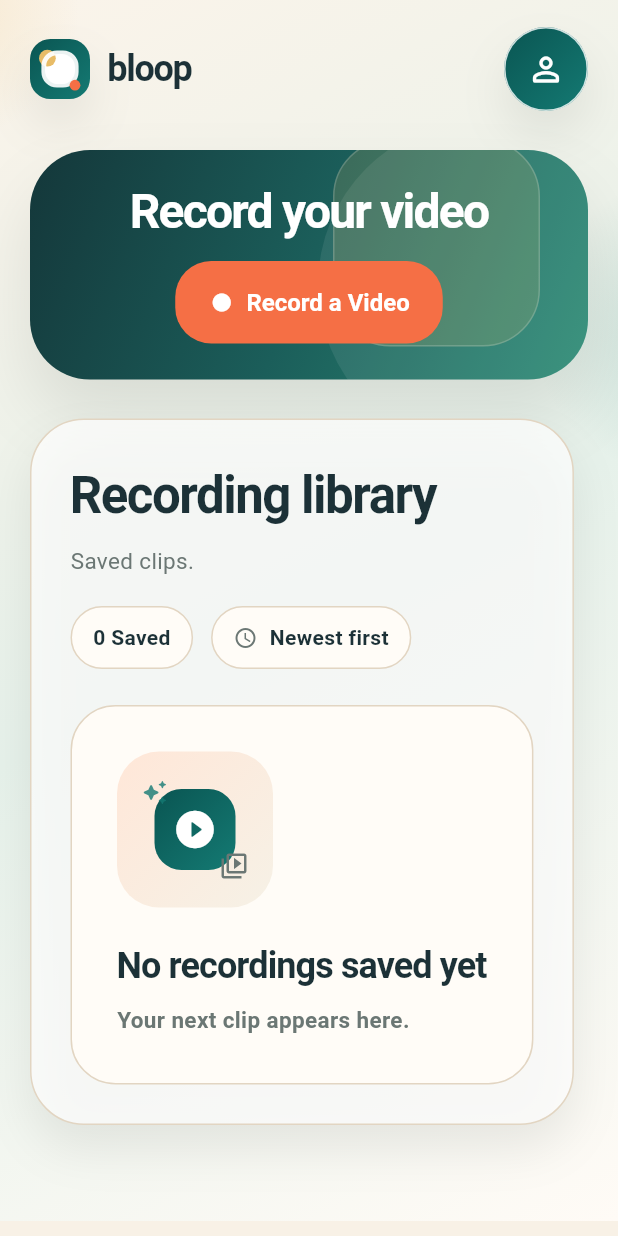
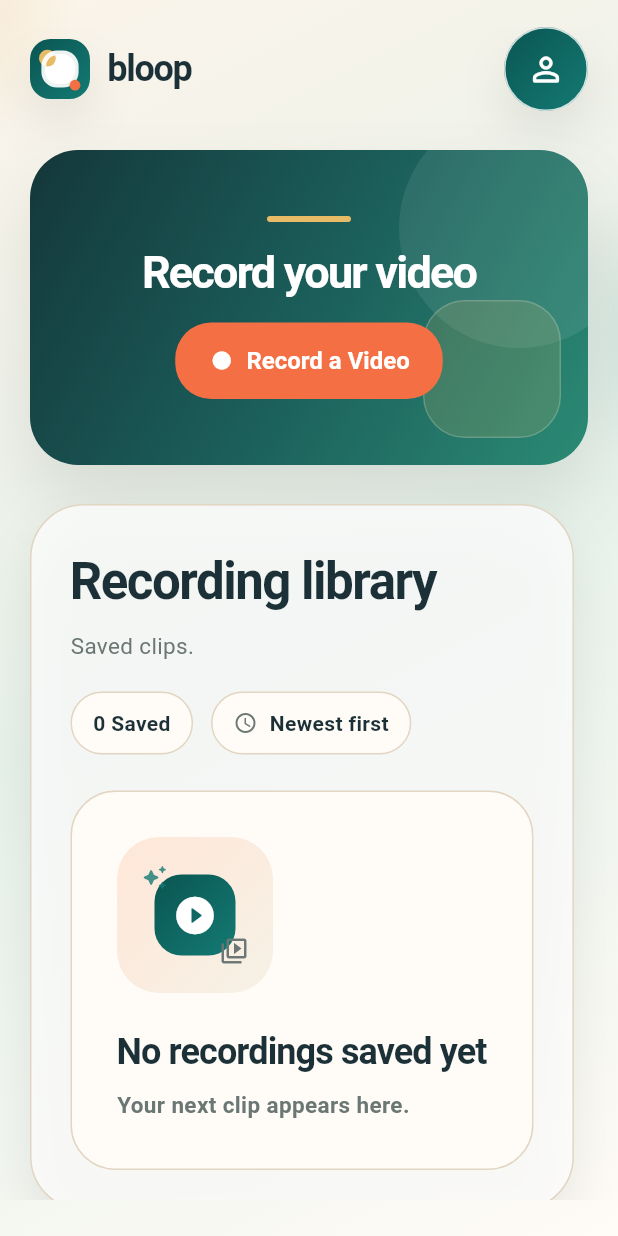
Before and after one commit to Hashirkhan345/cookoo_record, a Flutter app: the screen it shows after launch, on a phone screen of 412 x 824 dp. Run offline on Flutter 3.47's test engine with Material 3 defaults, Android fonts, the phone set to English and light mode, and no system bars; our stand-ins replace camera, cloud_firestore, firebase_auth, firebase_core, flutter_riverpod, google_sign_in and 4 more; missing offline and left inert: camera_web, dart:html, dart:js_interop, shared_preferences_web; accounts and stored records are empty; Roboto replaces fonts that are missing (Georgia).

Commit message:
working on improvements

```diff
--- a/lib/features/video/presentation/screens/video_home_screen.dart
+++ b/lib/features/video/presentation/screens/video_home_screen.dart
@@ -407,24 +407,25 @@ class _HomeHeroCard extends StatelessWidget {
   @override
   Widget build(BuildContext context) {
     final bool isCompact = MediaQuery.sizeOf(context).width < 760;
+    final double cardRadius = isCompact ? 32 : 40;
 
     return Container(
       width: double.infinity,
       decoration: BoxDecoration(
         gradient: VideoFeatureTheme.heroGradient,
-        borderRadius: BorderRadius.circular(40),
+        borderRadius: BorderRadius.circular(cardRadius),
         boxShadow: VideoFeatureTheme.panelShadow,
       ),
       child: ClipRRect(
-        borderRadius: BorderRadius.circular(40),
+        borderRadius: BorderRadius.circular(cardRadius),
         child: Stack(
           children: <Widget>[
             Positioned(
-              right: -40,
-              top: -20,
+              right: isCompact ? -34 : -40,
+              top: isCompact ? -28 : -20,
               child: Container(
-                width: 220,
-                height: 220,
+                width: isCompact ? 160 : 220,
+                height: isCompact ? 160 : 220,
                 decoration: BoxDecoration(
                   shape: BoxShape.circle,
                   color: Colors.white.withValues(alpha: 0.08),
@@ -432,44 +433,61 @@ class _HomeHeroCard extends StatelessWidget {
               ),
             ),
             Positioned(
-              right: 32,
-              bottom: 22,
+              right: isCompact ? 18 : 32,
+              bottom: isCompact ? 18 : 22,
               child: Container(
-                width: 138,
-                height: 138,
+                width: isCompact ? 92 : 138,
+                height: isCompact ? 92 : 138,
                 decoration: BoxDecoration(
                   color: VideoFeatureTheme.focus.withValues(alpha: 0.16),
-                  borderRadius: BorderRadius.circular(38),
+                  borderRadius: BorderRadius.circular(isCompact ? 28 : 38),
                   border: Border.all(
                     color: Colors.white.withValues(alpha: 0.18),
                   ),
                 ),
               ),
             ),
-            Padding(
+            ConstrainedBox(
+              constraints: BoxConstraints(minHeight: isCompact ? 210 : 248),
+              child: Padding(
                 padding: EdgeInsets.fromLTRB(
+                  isCompact ? 24 : 42,
                   isCompact ? 24 : 34,
-                isCompact ? 24 : 34,
-                isCompact ? 24 : 34,
+                  isCompact ? 24 : 42,
                   isCompact ? 24 : 34,
                 ),
+                child: Align(
+                  alignment: Alignment.center,
+                  child: ConstrainedBox(
+                    constraints: BoxConstraints(
+                      maxWidth: isCompact ? 320 : 560,
+                    ),
                     child: Column(
+                      mainAxisSize: MainAxisSize.min,
                       crossAxisAlignment: CrossAxisAlignment.center,
                       children: <Widget>[
+                        Container(
+                          width: isCompact ? 56 : 72,
+                          height: 4,
+                          decoration: BoxDecoration(
+                            color: VideoFeatureTheme.focus,
+                            borderRadius: BorderRadius.circular(999),
+                          ),
+                        ),
+                        SizedBox(height: isCompact ? 18 : 20),
                         Text(
                           title,
                           textAlign: TextAlign.center,
                           style: TextStyle(
                             color: Colors.white,
-                      fontSize: isCompact ? 32 : 44,
+                            fontSize: isCompact ? 30 : 42,
                             fontWeight: FontWeight.w700,
-                      height: 1.06,
+                            height: 1.04,
                             letterSpacing: -1.2,
                           ),
                         ),
-                  SizedBox(height: isCompact ? 16 : 20),
-                  Center(
-                    child: FilledButton.icon(
+                        SizedBox(height: isCompact ? 18 : 22),
+                        FilledButton.icon(
                           key: const Key('recordVideoButton'),
                           onPressed: isBusy ? null : () => onStart(),
                           icon: const Icon(Icons.fiber_manual_record_rounded),
@@ -477,9 +495,9 @@ class _HomeHeroCard extends StatelessWidget {
                           style: FilledButton.styleFrom(
                             backgroundColor: VideoFeatureTheme.accent,
                             foregroundColor: Colors.white,
-                        padding: const EdgeInsets.symmetric(
-                          horizontal: 22,
-                          vertical: 18,
+                            padding: EdgeInsets.symmetric(
+                              horizontal: isCompact ? 22 : 24,
+                              vertical: isCompact ? 16 : 18,
                             ),
                             textStyle: const TextStyle(
                               fontSize: 16,
@@ -487,8 +505,10 @@ class _HomeHeroCard extends StatelessWidget {
                             ),
                           ),
                         ),
+                      ],
                     ),
-                ],
+                  ),
+                ),
               ),
             ),
           ],
```
Lines whose indentation alone changed are shown as unchanged.
